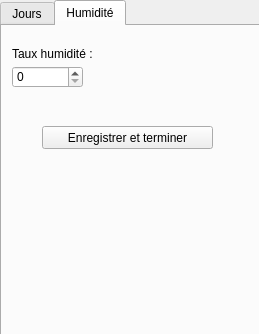
The window that mainwindow.ui (MarineChff/Projet_ArrosageAutomatique) describes before a commit, drawn with Qt 5; both pictures show x 0 to 259 and y 0 to 334 of the 259 by 622 pixel window.
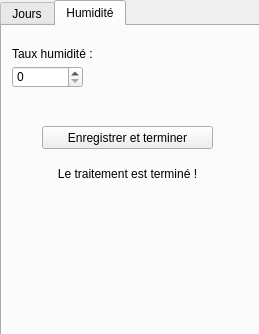
The same window after the commit.

What changed in the file:
```diff
--- a/mainwindow.ui
+++ b/mainwindow.ui
@@ -778,6 +778,22 @@
        <string>Enregistrer et terminer</string>
       </property>
      </widget>
+     <widget class="QLabel" name="label_traitement">
+      <property name="geometry">
+       <rect>
+        <x>10</x>
+        <y>140</y>
+        <width>231</width>
+        <height>16</height>
+       </rect>
+      </property>
+      <property name="text">
+       <string>Le traitement est terminé !</string>
+      </property>
+      <property name="alignment">
+       <set>Qt::AlignCenter</set>
+      </property>
+     </widget>
     </widget>
    </widget>
   </widget>
```
